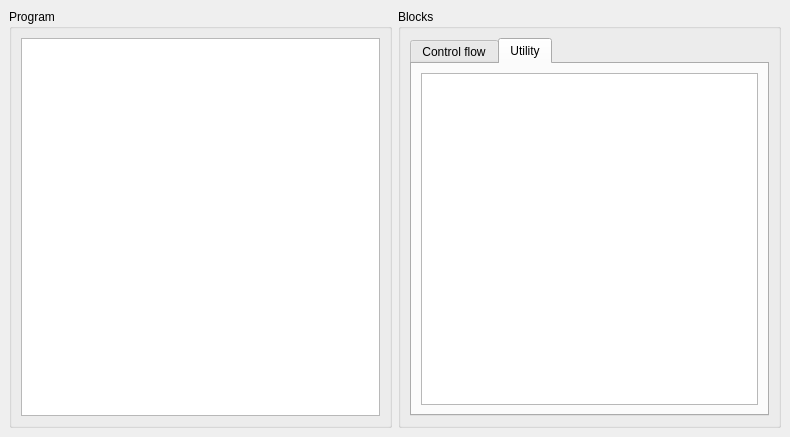
Qt form modules/automation/projects/HilecGui/src/scratch/ScratchWidget.ui (OFFIS-Automation/Framework) before a commit.
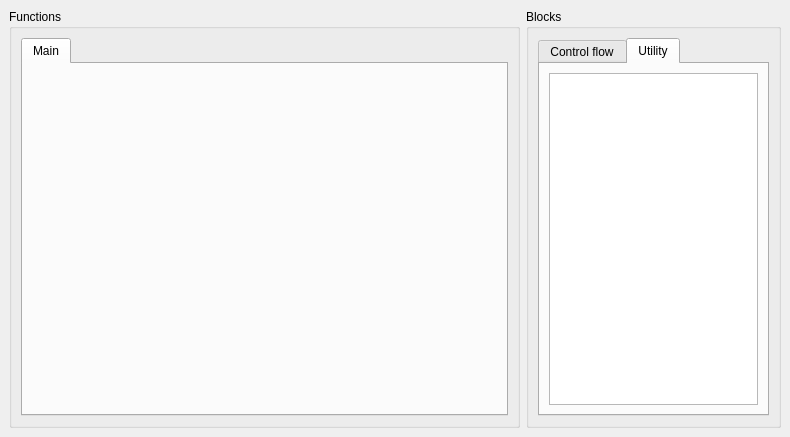
The same form after that commit.

Commit message: Scratch Functions: Added variables

```diff
--- a/modules/automation/projects/HilecGui/src/scratch/ScratchWidget.ui
+++ b/modules/automation/projects/HilecGui/src/scratch/ScratchWidget.ui
@@ -14,21 +14,24 @@
    <string>Scratch</string>
   </property>
   <widget class="QWidget" name="dockWidgetContents">
-   <layout class="QHBoxLayout" name="horizontalLayout">
+   <layout class="QHBoxLayout" name="horizontalLayout_2" stretch="2,1">
     <item>
      <widget class="QGroupBox" name="groupBox_3">
       <property name="title">
-       <string>Program</string>
+       <string>Functions</string>
       </property>
-      <layout class="QVBoxLayout" name="verticalLayout_4">
-       <item>
-        <widget class="QGraphicsView" name="programView">
-         <property name="sizePolicy">
-          <sizepolicy hsizetype="Expanding" vsizetype="Expanding">
-           <horstretch>0</horstretch>
-           <verstretch>0</verstretch>
-          </sizepolicy>
+      <layout class="QGridLayout" name="gridLayout">
+       <item row="0" column="0">
+        <widget class="QTabWidget" name="functions">
+         <property name="currentIndex">
+          <number>0</number>
          </property>
+         <widget class="QWidget" name="main">
+          <attribute name="title">
+           <string>Main</string>
+          </attribute>
+          <layout class="QGridLayout" name="gridLayout_5"/>
+         </widget>
         </widget>
        </item>
       </layout>
@@ -45,8 +48,8 @@
       <property name="title">
        <string>Blocks</string>
       </property>
-      <layout class="QVBoxLayout" name="verticalLayout_3">
-       <item>
+      <layout class="QGridLayout" name="gridLayout_2">
+       <item row="0" column="0">
         <widget class="QTabWidget" name="controlWidget">
          <property name="currentIndex">
           <number>1</number>
@@ -55,7 +58,7 @@
           <attribute name="title">
            <string>Control flow</string>
           </attribute>
-          <layout class="QGridLayout" name="gridLayout">
+          <layout class="QGridLayout" name="gridLayout_3">
            <item row="0" column="0">
             <widget class="QGraphicsView" name="controlFlowView"/>
            </item>
@@ -65,7 +68,7 @@
           <attribute name="title">
            <string>Utility</string>
           </attribute>
-          <layout class="QGridLayout" name="gridLayout_2">
+          <layout class="QGridLayout" name="gridLayout_4">
            <item row="0" column="0">
             <widget class="QGraphicsView" name="utilityView">
              <property name="sizePolicy">
```
Left out of the diff: 2 changed lines with no effect on the pictures. The commit also changes 40 other files.
